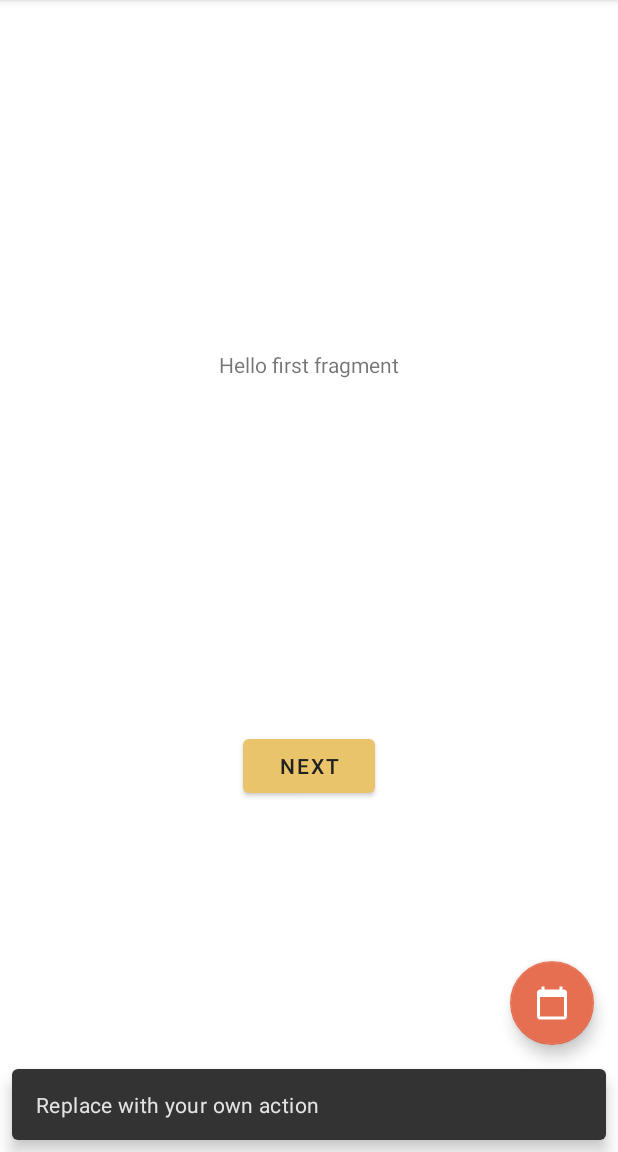
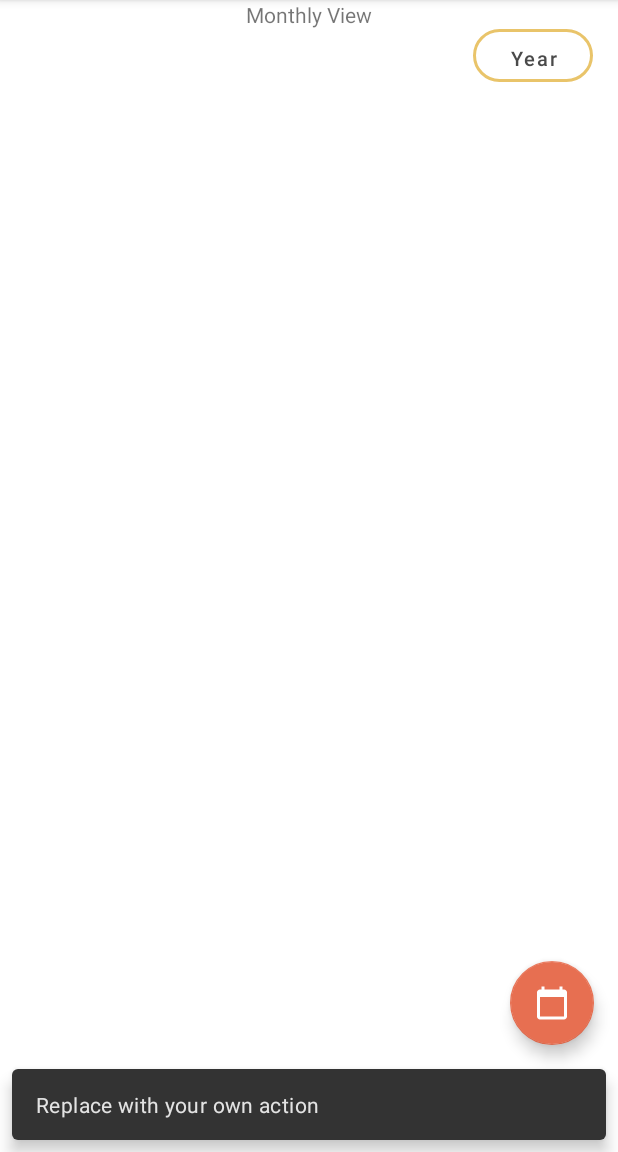
Before and after one commit to Debanshu777/Almanac, an Android app: the screen it shows after launch (MainActivity), after a tap on "Take to a particular date", on a phone screen of 412 x 824 dp, the part 84-1236 px from its top. Run offline under Robolectric (Android 15) with nearby library versions, the phone set to English and light mode, and no system bars.

Commit message:
Structuring the code

```diff
--- /dev/null
+++ b/app/src/main/java/com/debanshu777/calendarview/model/ViewType.kt
@@ -0,0 +1,6 @@
+package com.debanshu777.calendarview.model
+
+sealed class ViewType(val type:String) {
+    object YearView: ViewType("YEAR")
+    object MonthView: ViewType("MONTH")
+}
--- a/app/src/main/java/com/debanshu777/calendarview/MonthlyView.kt
+++ b/app/src/main/java/com/debanshu777/calendarview/view/MonthlyView.kt
@@ -1,4 +1,4 @@
-package com.debanshu777.calendarview
+package com.debanshu777.calendarview.view
 
 import android.os.Bundle
 import androidx.fragment.app.Fragment
@@ -6,6 +6,7 @@ import android.view.LayoutInflater
 import android.view.View
 import android.view.ViewGroup
 import androidx.navigation.fragment.findNavController
+import com.debanshu777.calendarview.R
 import com.debanshu777.calendarview.databinding.FragmentMonthlyViewBinding
 
 class MonthlyView : Fragment() {
--- a/app/src/main/java/com/debanshu777/calendarview/YearlyView.kt
+++ b/app/src/main/java/com/debanshu777/calendarview/view/YearlyView.kt
@@ -1,4 +1,4 @@
-package com.debanshu777.calendarview
+package com.debanshu777.calendarview.view
 
 import android.os.Bundle
 import androidx.fragment.app.Fragment
@@ -6,6 +6,7 @@ import android.view.LayoutInflater
 import android.view.View
 import android.view.ViewGroup
 import androidx.navigation.fragment.findNavController
+import com.debanshu777.calendarview.R
 import com.debanshu777.calendarview.databinding.FragmentYearlyViewBinding
 
 class YearlyView : Fragment() {
--- /dev/null
+++ b/app/src/main/res/drawable/custom_button.xml
@@ -0,0 +1,8 @@
+<?xml version="1.0" encoding="utf-8"?>
+<shape
+    xmlns:android="http://schemas.android.com/apk/res/android"
+    android:shape="rectangle">
+    <stroke android:color="@color/base_green" android:width="2dp"/>
+    <solid android:color="#00FFFFFF"/>
+    <corners android:radius="@dimen/button_corner_radius"/>
+</shape>
--- a/app/src/main/res/layout/fragment_monthly_view.xml
+++ b/app/src/main/res/layout/fragment_monthly_view.xml
@@ -4,25 +4,29 @@
     xmlns:tools="http://schemas.android.com/tools"
     android:layout_width="match_parent"
     android:layout_height="match_parent"
-    tools:context=".MonthlyView">
+    tools:context=".view.MonthlyView">
 
     <TextView
         android:id="@+id/textview_first"
         android:layout_width="wrap_content"
         android:layout_height="wrap_content"
-        android:text="@string/hello_first_fragment"
-        app:layout_constraintBottom_toTopOf="@id/button_first"
+        android:text="@string/monthly_view"
         app:layout_constraintEnd_toEndOf="parent"
         app:layout_constraintStart_toStartOf="parent"
         app:layout_constraintTop_toTopOf="parent" />
 
     <Button
         android:id="@+id/button_first"
-        android:layout_width="wrap_content"
-        android:layout_height="wrap_content"
-        android:text="@string/next"
-        app:layout_constraintBottom_toBottomOf="parent"
+        android:layout_width="@dimen/button_width"
+        android:layout_height="@dimen/button_height"
+        android:background="@drawable/custom_button"
+        android:backgroundTint="@color/white"
+        android:text="@string/year"
+        android:textAllCaps="false"
+        android:textColor="@color/dark_grey"
+        android:textSize="@dimen/button_text_size"
         app:layout_constraintEnd_toEndOf="parent"
+        app:layout_constraintHorizontal_bias="0.95"
         app:layout_constraintStart_toStartOf="parent"
         app:layout_constraintTop_toBottomOf="@id/textview_first" />
 </androidx.constraintlayout.widget.ConstraintLayout>
--- a/app/src/main/res/navigation/nav_graph.xml
+++ b/app/src/main/res/navigation/nav_graph.xml
@@ -7,7 +7,7 @@
 
     <fragment
         android:id="@+id/MonthlyView"
-        android:name="com.debanshu777.calendarview.MonthlyView"
+        android:name="com.debanshu777.calendarview.view.MonthlyView"
         android:label="@string/monthly_view"
         tools:layout="@layout/fragment_monthly_view">
 
@@ -17,7 +17,7 @@
     </fragment>
     <fragment
         android:id="@+id/YearlyView"
-        android:name="com.debanshu777.calendarview.YearlyView"
+        android:name="com.debanshu777.calendarview.view.YearlyView"
         android:label="@string/yearly_view"
         tools:layout="@layout/fragment_yearly_view">
 
--- a/app/src/main/res/values/dimens.xml
+++ b/app/src/main/res/values/dimens.xml
@@ -1,3 +1,7 @@
 <resources>
     <dimen name="fab_margin">16dp</dimen>
+    <dimen name="button_height">35dp</dimen>
+    <dimen name="button_corner_radius">20dp</dimen>
+    <dimen name="button_width">80dp</dimen>
+    <dimen name="button_text_size">13sp</dimen>
 </resources>
--- a/app/src/main/res/values/strings.xml
+++ b/app/src/main/res/values/strings.xml
@@ -4,10 +4,8 @@
     <!-- Strings used for fragments for navigation -->
     <string name="yearly_view">Yearly View</string>
     <string name="monthly_view">Monthly View</string>
-    <string name="next">Next</string>
-    <string name="previous">Previous</string>
+    <string name="year">Year</string>
+    <string name="month">Month</string>
 
-    <string name="hello_first_fragment">Hello first fragment</string>
-    <string name="hello_second_fragment">Hello second fragment. Arg: %1$s</string>
     <string name="particular_date">Take to a particular date</string>
 </resources>
```
Also changed, not shown: app/src/main/res/layout/fragment_yearly_view.xml (+11 -6 lines).
